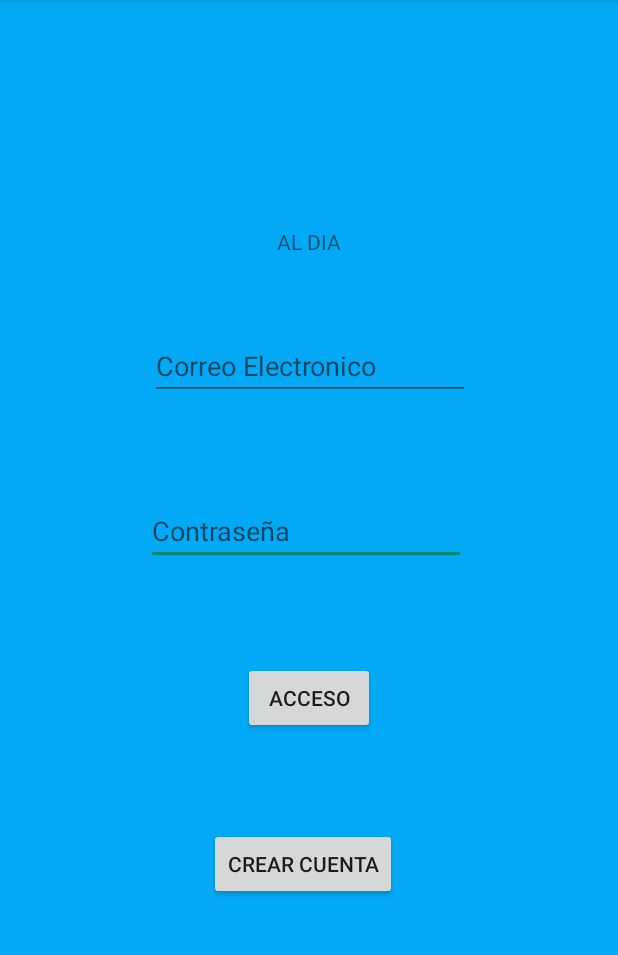
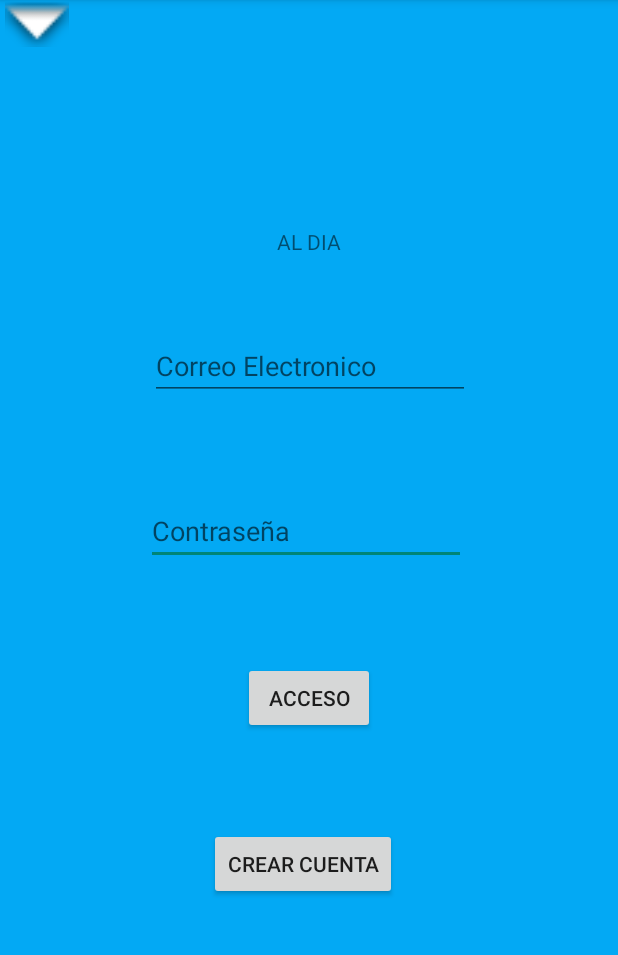
Before and after one commit to RM-CORDERO/Capstone, an Android app: the screen it shows after launch (LogInActivity), on a phone screen of 412 x 824 dp, the part 84-1039 px from its top. Run offline under Robolectric (Android 15) with nearby library versions, the phone set to English and light mode, and no system bars.

Commit message:
Puse una imagen

```diff
--- a/app/src/main/res/layout/activity_main.xml
+++ b/app/src/main/res/layout/activity_main.xml
@@ -67,5 +67,9 @@
             android:layout_marginStart="139dp" android:layout_marginEnd="140dp"
             app:layout_constraintEnd_toEndOf="parent" android:layout_marginTop="24dp"
             app:layout_constraintTop_toBottomOf="@+id/accessButton" app:layout_constraintHorizontal_bias="0.0"/>
+    <ImageView
+            android:layout_width="49dp"
+            android:layout_height="31dp" app:srcCompat="@android:drawable/arrow_down_float"
+            android:id="@+id/imageView3" tools:layout_editor_absoluteY="102dp" tools:layout_editor_absoluteX="210dp"/>
 
 </androidx.constraintlayout.widget.ConstraintLayout>
```
